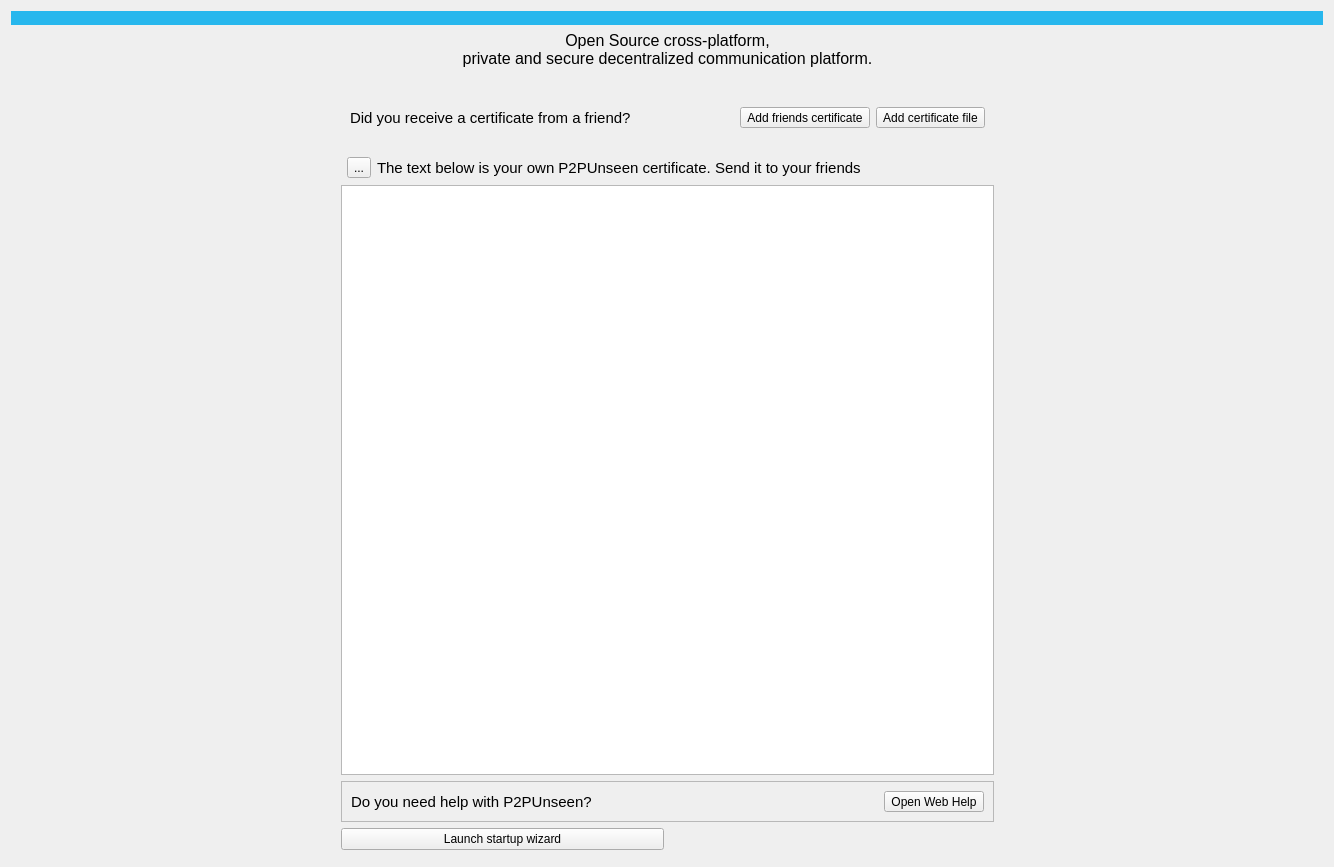
This is retroshare-gui/src/gui/HomePage.ui in RetroShare/RetroShare as Qt 5 draws it before an edit. The edited form follows.
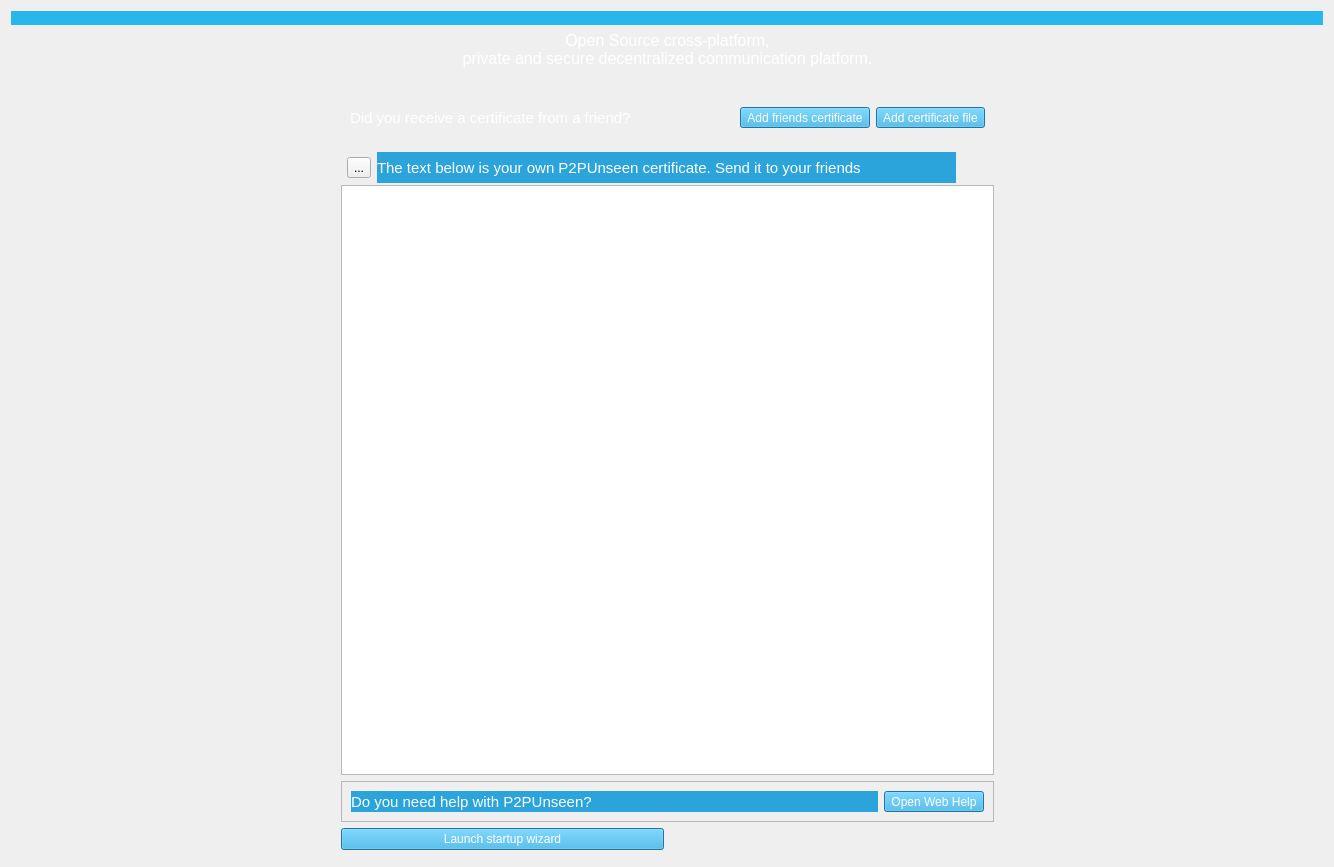
This is the edited form. Icons and pictures are not drawn.

Commit message: Change icon, set size for item button and set color for page names in Preferences tab

```diff
--- a/retroshare-gui/src/gui/HomePage.ui
+++ b/retroshare-gui/src/gui/HomePage.ui
@@ -13,6 +13,9 @@
   <property name="windowTitle">
    <string>Form</string>
   </property>
+  <property name="styleSheet">
+   <string notr="true"/>
+  </property>
   <layout class="QGridLayout" name="gridLayout_2">
    <item row="4" column="1" colspan="2">
     <layout class="QGridLayout" name="gridLayout">
@@ -111,6 +114,10 @@
          <pointsize>11</pointsize>
         </font>
        </property>
+       <property name="styleSheet">
+        <string notr="true">color: rgb(255, 255, 255);
+background-color: rgb(43, 164, 220);</string>
+       </property>
        <property name="text">
         <string>The text below is your own P2PUnseen certificate. Send it to your friends</string>
        </property>
@@ -128,6 +135,9 @@
        <pointsize>12</pointsize>
       </font>
      </property>
+     <property name="styleSheet">
+      <string notr="true">color: rgb(255, 255, 255);</string>
+     </property>
      <property name="text">
       <string>Open Source cross-platform, 
 private and secure decentralized communication platform.
@@ -162,6 +172,10 @@
    </item>
    <item row="6" column="1">
     <widget class="QPushButton" name="runStartWizard_PB">
+     <property name="styleSheet">
+      <string notr="true">color: rgb(255, 255, 255);
+background-color: rgb(43, 164, 220);</string>
+     </property>
      <property name="text">
       <string>Launch startup wizard</string>
      </property>
@@ -185,7 +199,7 @@
          </font>
         </property>
         <property name="styleSheet">
-         <string notr="true"/>
+         <string notr="true">color: rgb(255, 255, 255);</string>
         </property>
         <property name="text">
          <string>Did you receive a certificate from a friend?</string>
@@ -194,6 +208,10 @@
       </item>
       <item>
        <widget class="QToolButton" name="addButton">
+        <property name="styleSheet">
+         <string notr="true">color: rgb(255, 255, 255);
+background-color: rgb(43, 164, 220);</string>
+        </property>
         <property name="text">
          <string>Add friends certificate</string>
         </property>
@@ -217,6 +235,10 @@
       </item>
       <item>
        <widget class="QToolButton" name="LoadCertFileButton">
+        <property name="styleSheet">
+         <string notr="true">color: rgb(255, 255, 255);
+background-color: rgb(43, 164, 220);</string>
+        </property>
         <property name="text">
          <string>Add certificate file</string>
         </property>
@@ -288,6 +310,10 @@
           <pointsize>11</pointsize>
          </font>
         </property>
+        <property name="styleSheet">
+         <string notr="true">color: rgb(255, 255, 255);
+background-color: rgb(43, 164, 220);</string>
+        </property>
         <property name="text">
          <string>Do you need help with P2PUnseen?</string>
         </property>
@@ -295,6 +321,10 @@
       </item>
       <item>
        <widget class="QToolButton" name="openwebhelp">
+        <property name="styleSheet">
+         <string notr="true">color: rgb(255, 255, 255);
+background-color: rgb(43, 164, 220);</string>
+        </property>
         <property name="text">
          <string>Open Web Help</string>
         </property>
```
Left out of the diff: 2 changed lines with no effect on the pictures. The commit also changes 46 other files.
